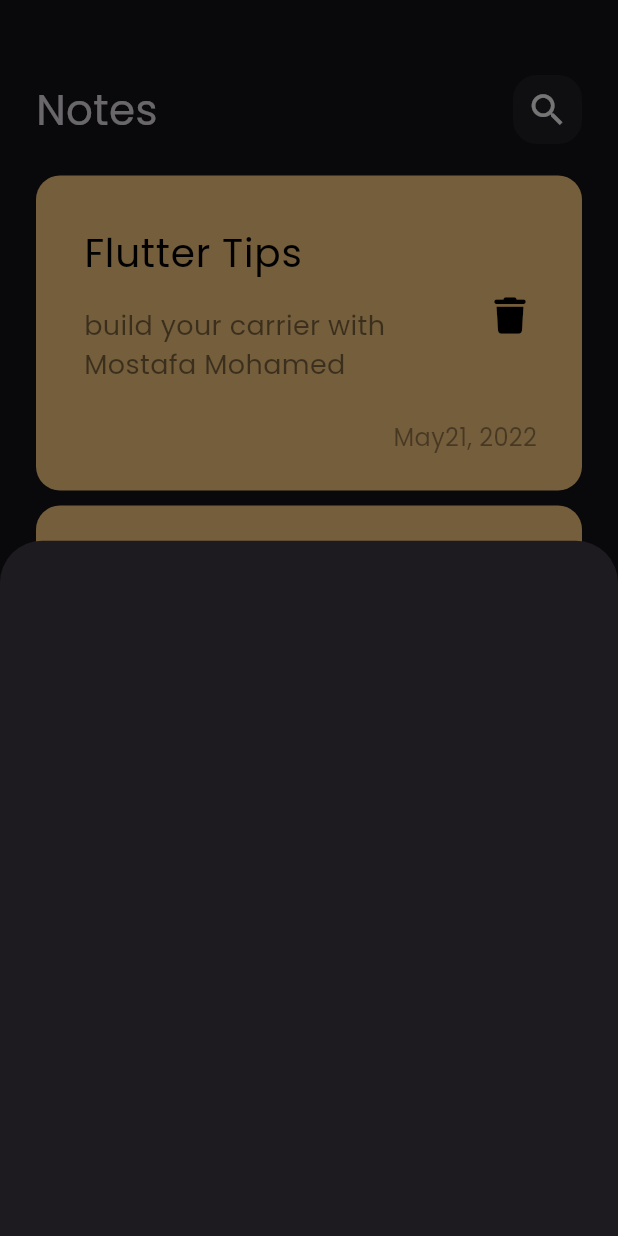
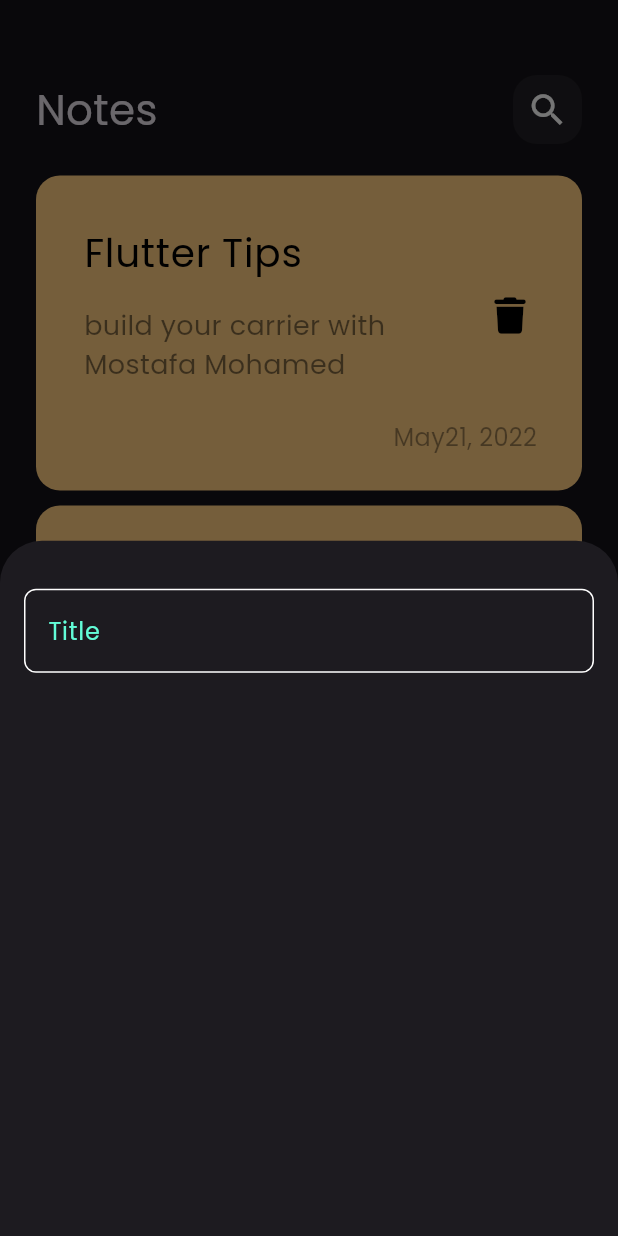
Before and after one commit to mostafa949/notes_app, a Flutter app: the screen it shows after launch, after a tap on the "add" icon, on a phone screen of 412 x 824 dp. Run offline on Flutter 3.47's test engine with Material 3 defaults, Android fonts, the phone set to English and light mode, and no system bars; our stand-ins replace font_awesome_flutter.

Commit message:
create custom text field

```diff
--- /dev/null
+++ b/lib/constants.dart
@@ -0,0 +1,4 @@
+import 'package:flutter/material.dart';
+
+// ignore: constant_identifier_names
+const KPrimaryColor = Color(0xFF62FCD7);
--- a/lib/views/notes_view.dart
+++ b/lib/views/notes_view.dart
@@ -12,6 +12,9 @@ class NotesView extends StatelessWidget {
       floatingActionButton: FloatingActionButton(
           onPressed: () {
             showModalBottomSheet(
+                // shape: RoundedRectangleBorder(
+                //   borderRadius: BorderRadius.circular(16),
+                // ),
                 context: context,
                 builder: (context) {
                   return const AddNoteBottomSheet();
--- a/lib/views/widgets/add_note_bottom_sheet.dart
+++ b/lib/views/widgets/add_note_bottom_sheet.dart
@@ -1,10 +1,24 @@
 import 'package:flutter/material.dart';
+
+import 'custom_text_field.dart';
 
 class AddNoteBottomSheet extends StatelessWidget {
   const AddNoteBottomSheet({super.key});
 
   @override
   Widget build(BuildContext context) {
-    return Container();
+    return const Padding(
+      padding: EdgeInsets.symmetric(horizontal: 16),
+      child: Column(
+        children: [
+          SizedBox(
+            height: 32,
+          ),
+          CustomTextField(
+            hintText: '',
+          ),
+        ],
+      ),
+    );
   }
 }
--- /dev/null
+++ b/lib/views/widgets/custom_text_field.dart
@@ -0,0 +1,30 @@
+import 'package:flutter/material.dart';
+
+import '../../constants.dart';
+
+class CustomTextField extends StatelessWidget {
+  const CustomTextField({super.key, required String hintText});
+
+  @override
+  Widget build(BuildContext context) {
+    return TextField(
+      cursorColor: KPrimaryColor,
+      decoration: InputDecoration(
+        hintText: 'Title',
+        hintStyle: const TextStyle(color: KPrimaryColor),
+        border: buildBorder(),
+        enabledBorder: buildBorder(),
+        focusedBorder: buildBorder(KPrimaryColor),
+      ),
+    );
+  }
+
+  OutlineInputBorder buildBorder([Color? color]) {
+    return OutlineInputBorder(
+      borderRadius: BorderRadius.circular(8),
+      borderSide: BorderSide(
+        color: color ?? Colors.white,
+      ),
+    );
+  }
+}
```
